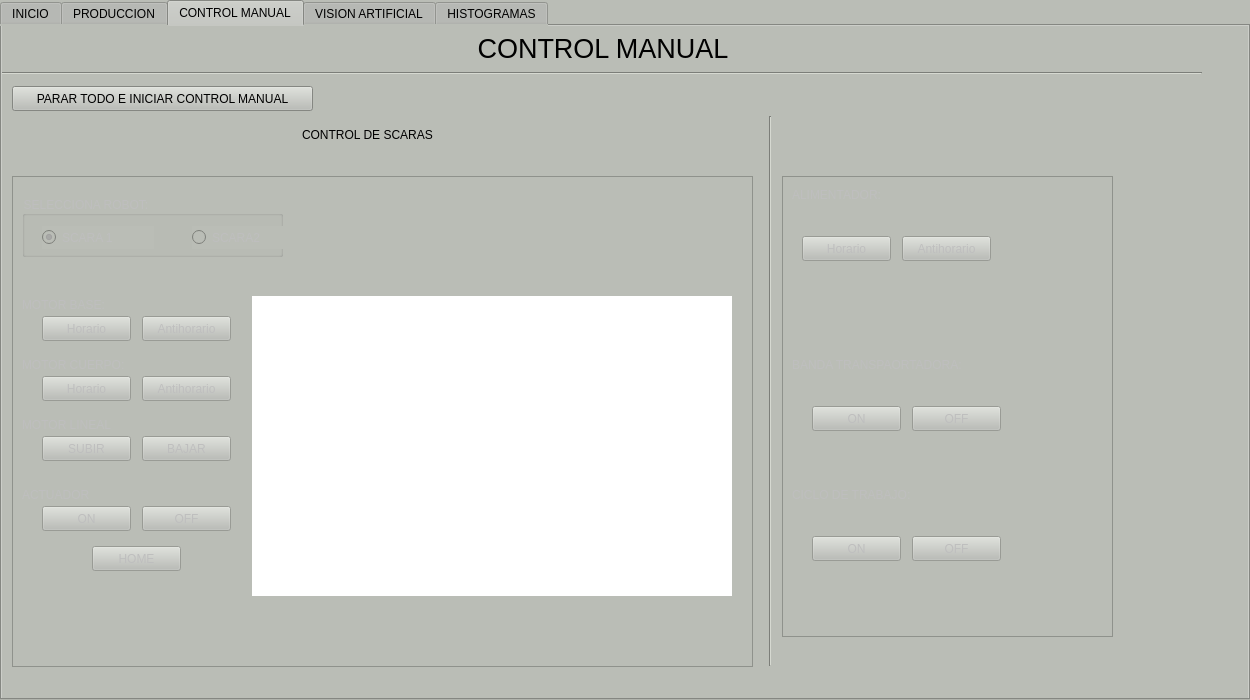
The window that src/resourses/hmi.ui (Lucho-LJA/robot_scara_motors) describes before a commit, drawn with Qt 5.
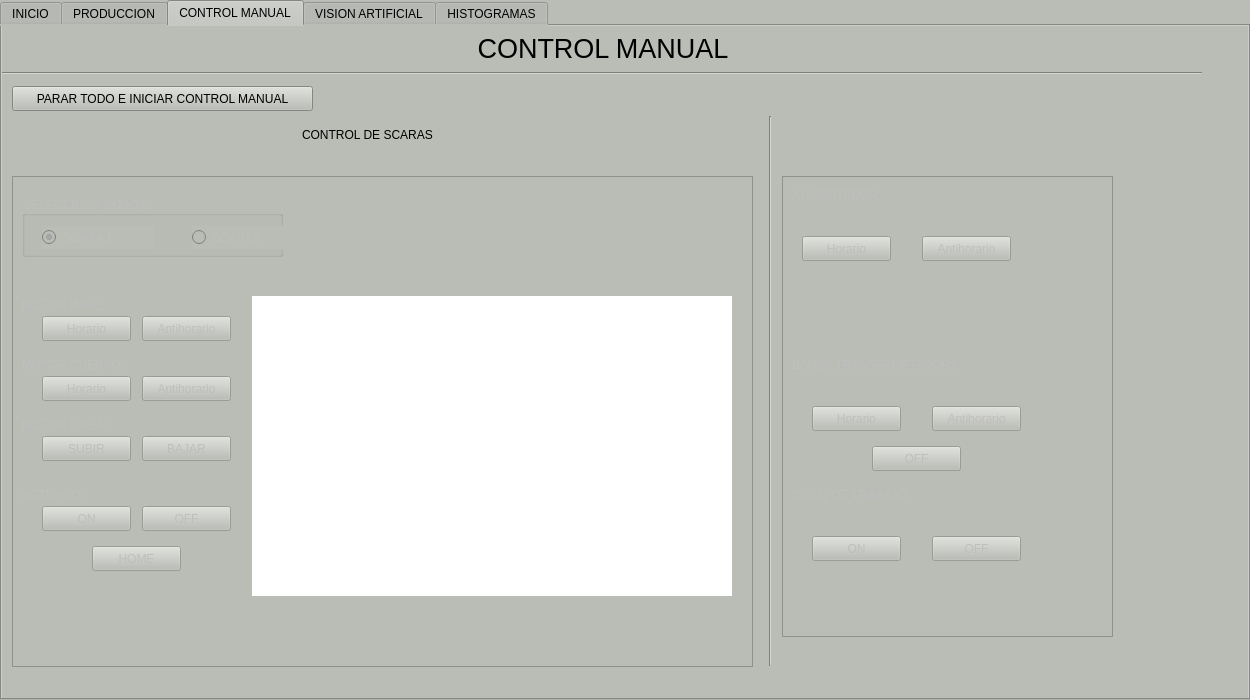
The same window after the commit. Icons and pictures are not drawn.

Commit message: Add state to Feeder and COnveyor

```diff
--- a/src/resourses/hmi.ui
+++ b/src/resourses/hmi.ui
@@ -1106,7 +1106,7 @@
        </property>
        <property name="geometry">
         <rect>
-         <x>130</x>
+         <x>150</x>
          <y>360</y>
          <width>89</width>
          <height>25</height>
@@ -1135,8 +1135,8 @@
        </property>
        <property name="geometry">
         <rect>
-         <x>130</x>
-         <y>230</y>
+         <x>90</x>
+         <y>270</y>
          <width>89</width>
          <height>25</height>
         </rect>
@@ -1161,7 +1161,7 @@
       <widget class="QPushButton" name="button_feeder_counter">
        <property name="geometry">
         <rect>
-         <x>120</x>
+         <x>140</x>
          <y>60</y>
          <width>89</width>
          <height>25</height>
@@ -1207,7 +1207,7 @@
         </rect>
        </property>
        <property name="text">
-        <string>ON</string>
+        <string>Horario</string>
        </property>
       </widget>
       <widget class="QPushButton" name="button_cicle_start">
@@ -1223,6 +1223,19 @@
         <string>ON</string>
        </property>
       </widget>
+      <widget class="QPushButton" name="button_conveyor_counter">
+       <property name="geometry">
+        <rect>
+         <x>150</x>
+         <y>230</y>
+         <width>89</width>
+         <height>25</height>
+        </rect>
+       </property>
+       <property name="text">
+        <string>Antihorario</string>
+       </property>
+      </widget>
      </widget>
     </widget>
     <widget class="QWidget" name="tab_2">
```
Left out of the diff: 4 changed lines with no effect on the pictures. The commit also changes 2 other files.
